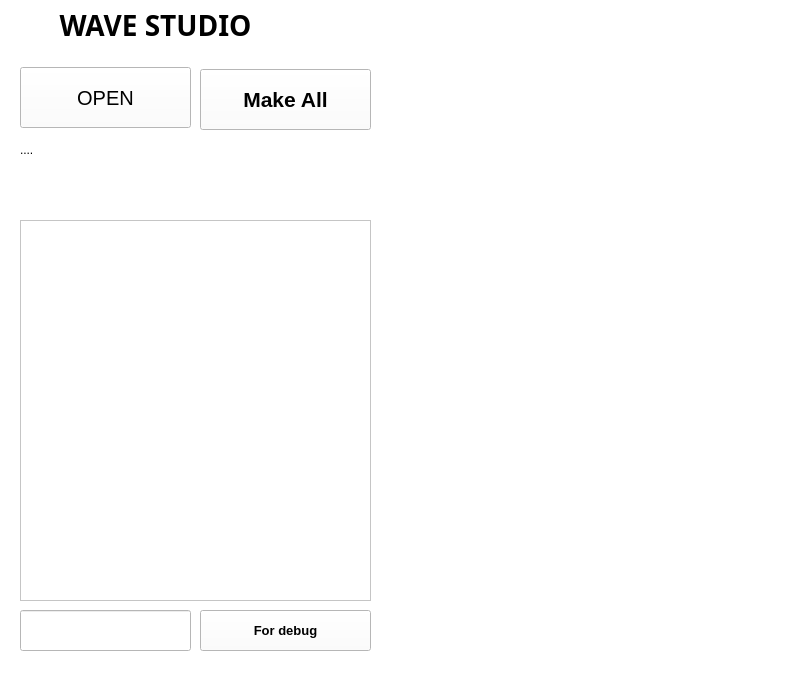
The window that ui_imageMaking.ui (suni1015/ImageMaking) describes before a commit, drawn with Qt 5.
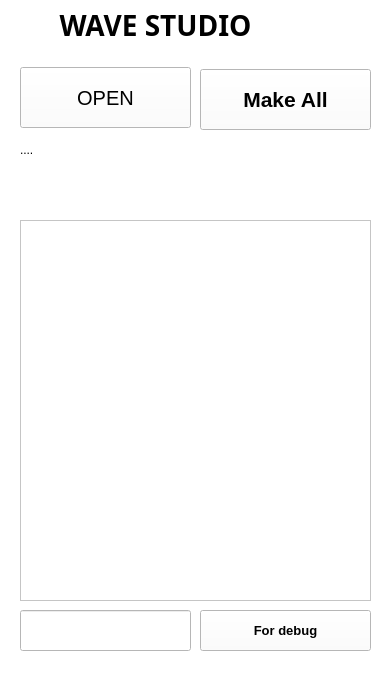
The same window after the commit.

```diff
--- a/ui_imageMaking.ui
+++ b/ui_imageMaking.ui
@@ -6,7 +6,7 @@
    <rect>
     <x>0</x>
     <y>0</y>
-    <width>793</width>
+    <width>389</width>
     <height>693</height>
    </rect>
   </property>
```
Left out of the diff: 2 changed lines with no effect on the pictures.
